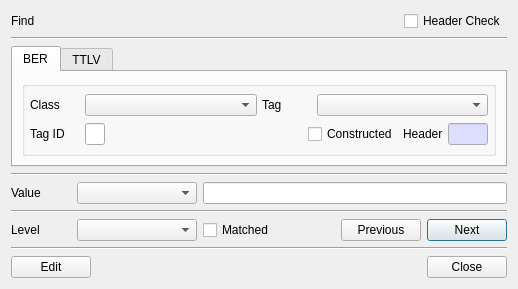
First picture: the form in BerEditor/find_dlg.ui, repository jykim74/BerEditor, before the edit.
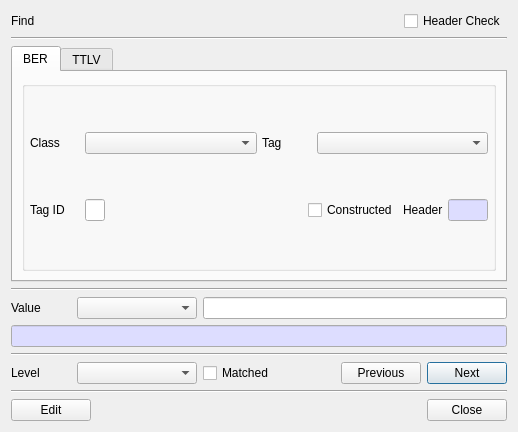
Second picture: the form after the edit.

The edit to the form file:
```diff
--- a/BerEditor/find_dlg.ui
+++ b/BerEditor/find_dlg.ui
@@ -7,7 +7,7 @@
     <x>0</x>
     <y>0</y>
     <width>518</width>
-    <height>289</height>
+    <height>432</height>
    </rect>
   </property>
   <property name="windowTitle">
@@ -483,6 +483,47 @@
      </item>
     </layout>
    </item>
+   <item>
+    <layout class="QGridLayout" name="gridLayout_9">
+     <property name="topMargin">
+      <number>0</number>
+     </property>
+     <item row="0" column="0">
+      <widget class="QLineEdit" name="mValueHexText">
+       <property name="palette">
+        <palette>
+         <active>
+          <colorrole role="Base">
+           <brush brushstyle="SolidPattern">
+            <color alpha="255">
+             <red>221</red>
+             <green>221</green>
+             <blue>255</blue>
+            </color>
+           </brush>
+          </colorrole>
+         </active>
+         <inactive>
+          <colorrole role="Base">
+           <brush brushstyle="SolidPattern">
+            <color alpha="255">
+             <red>221</red>
+             <green>221</green>
+             <blue>255</blue>
+            </color>
+           </brush>
+          </colorrole>
+         </inactive>
+         <disabled/>
+        </palette>
+       </property>
+       <property name="readOnly">
+        <bool>true</bool>
+       </property>
+      </widget>
+     </item>
+    </layout>
+   </item>
    <item>
     <widget class="Line" name="line_3">
      <property name="orientation">
```
